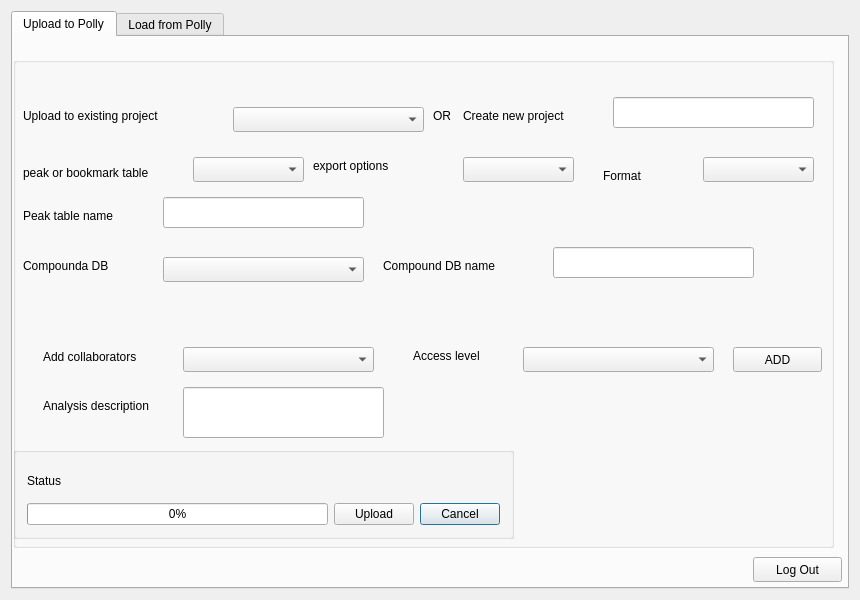
The window that src/gui/mzroll/forms/pollyelmaveninterface.ui (ElucidataInc/ElMaven) describes before a commit, drawn with Qt 5.
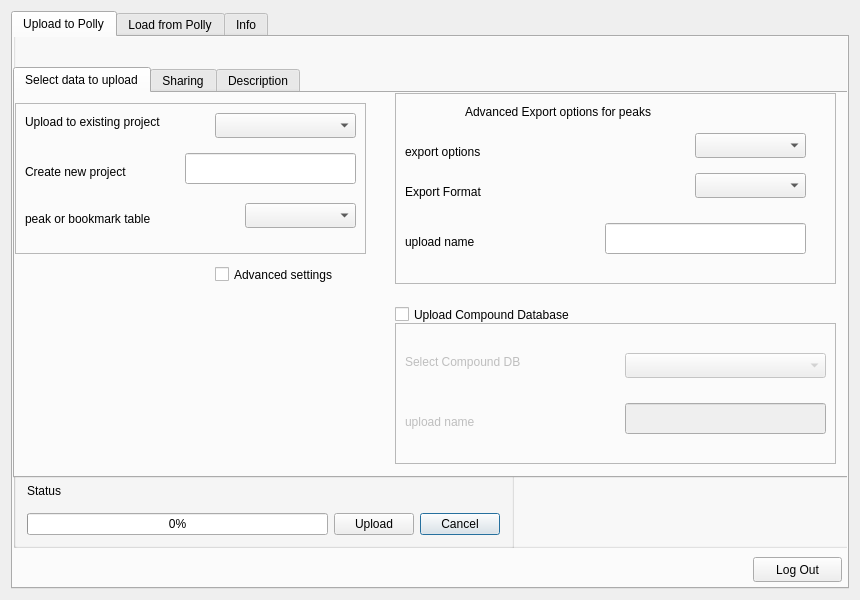
The same window after the commit. The open tabs and pages were chosen to show the change.

What changed in the file:
```diff
--- a/src/gui/mzroll/forms/pollyelmaveninterface.ui
+++ b/src/gui/mzroll/forms/pollyelmaveninterface.ui
@@ -33,124 +33,22 @@
        <property name="geometry">
         <rect>
          <x>0</x>
-         <y>20</y>
-         <width>821</width>
-         <height>491</height>
+         <y>-20</y>
+         <width>841</width>
+         <height>531</height>
         </rect>
        </property>
        <property name="title">
         <string/>
        </property>
-       <widget class="QLabel" name="label">
-        <property name="geometry">
-         <rect>
-          <x>10</x>
-          <y>50</y>
-          <width>181</width>
-          <height>17</height>
-         </rect>
-        </property>
-        <property name="text">
-         <string>Upload to existing project</string>
-        </property>
-       </widget>
-       <widget class="QComboBox" name="comboBox_existing_projects">
-        <property name="geometry">
-         <rect>
-          <x>220</x>
-          <y>50</y>
-          <width>191</width>
-          <height>25</height>
-         </rect>
-        </property>
-       </widget>
-       <widget class="QLabel" name="label_3">
-        <property name="geometry">
-         <rect>
-          <x>420</x>
-          <y>50</y>
-          <width>67</width>
-          <height>17</height>
-         </rect>
-        </property>
-        <property name="text">
-         <string>OR</string>
-        </property>
-       </widget>
-       <widget class="QLabel" name="label_4">
-        <property name="geometry">
-         <rect>
-          <x>450</x>
-          <y>50</y>
-          <width>161</width>
-          <height>17</height>
-         </rect>
-        </property>
-        <property name="text">
-         <string>Create new project</string>
-        </property>
-       </widget>
-       <widget class="QLineEdit" name="lineEdit_new_project_name">
-        <property name="geometry">
-         <rect>
-          <x>600</x>
-          <y>40</y>
-          <width>201</width>
-          <height>31</height>
-         </rect>
-        </property>
-       </widget>
-       <widget class="QLabel" name="label_7">
-        <property name="geometry">
-         <rect>
-          <x>30</x>
-          <y>290</y>
-          <width>131</width>
-          <height>20</height>
-         </rect>
-        </property>
-        <property name="text">
-         <string>Add collaborators</string>
-        </property>
-       </widget>
-       <widget class="QComboBox" name="comboBox_collaborators">
-        <property name="geometry">
-         <rect>
-          <x>170</x>
-          <y>290</y>
-          <width>191</width>
-          <height>25</height>
-         </rect>
-        </property>
-       </widget>
-       <widget class="QLabel" name="label_8">
-        <property name="geometry">
-         <rect>
-          <x>30</x>
-          <y>340</y>
-          <width>151</width>
-          <height>17</height>
-         </rect>
-        </property>
-        <property name="text">
-         <string>Analysis description</string>
-        </property>
-       </widget>
-       <widget class="QLineEdit" name="textEdit_analysis_description">
-        <property name="geometry">
-         <rect>
-          <x>170</x>
-          <y>330</y>
-          <width>201</width>
-          <height>51</height>
-         </rect>
-        </property>
-       </widget>
        <widget class="QGroupBox" name="groupBox_7">
+        <property name="enabled">
+         <bool>true</bool>
+        </property>
         <property name="geometry">
          <rect>
           <x>0</x>
-          <y>390</y>
+          <y>440</y>
           <width>501</width>
           <height>92</height>
          </rect>
@@ -186,7 +84,90 @@
          </item>
         </layout>
        </widget>
-       <widget class="QLabel" name="label_9">
+       <widget class="QTabWidget" name="tabWidget_2">
+        <property name="geometry">
+         <rect>
+          <x>0</x>
+          <y>50</y>
+          <width>841</width>
+          <height>411</height>
+         </rect>
+        </property>
+        <property name="currentIndex">
+         <number>0</number>
+        </property>
+        <property name="tabBarAutoHide">
+         <bool>false</bool>
+        </property>
+        <widget class="QWidget" name="tab_5">
+         <attribute name="title">
+          <string>Select data to upload</string>
+         </attribute>
+         <widget class="QFrame" name="basic_upload_frame">
+          <property name="geometry">
+           <rect>
+            <x>0</x>
+            <y>10</y>
+            <width>351</width>
+            <height>151</height>
+           </rect>
+          </property>
+          <property name="frameShape">
+           <enum>QFrame::StyledPanel</enum>
+          </property>
+          <property name="frameShadow">
+           <enum>QFrame::Raised</enum>
+          </property>
+          <widget class="QLabel" name="label">
+           <property name="geometry">
+            <rect>
+             <x>10</x>
+             <y>10</y>
+             <width>181</width>
+             <height>17</height>
+            </rect>
+           </property>
+           <property name="text">
+            <string>Upload to existing project</string>
+           </property>
+          </widget>
+          <widget class="QComboBox" name="comboBox_existing_projects">
+           <property name="geometry">
+            <rect>
+             <x>200</x>
+             <y>10</y>
+             <width>141</width>
+             <height>25</height>
+            </rect>
+           </property>
+          </widget>
+          <widget class="QLabel" name="label_create_new_project">
+           <property name="geometry">
+            <rect>
+             <x>10</x>
+             <y>60</y>
+             <width>161</width>
+             <height>17</height>
+            </rect>
+           </property>
+           <property name="text">
+            <string>Create new project</string>
+           </property>
+          </widget>
+          <widget class="QLineEdit" name="lineEdit_new_project_name">
+           <property name="geometry">
+            <rect>
+             <x>170</x>
+             <y>50</y>
+             <width>171</width>
+             <height>31</height>
+            </rect>
+           </property>
+          </widget>
+          <widget class="QLabel" name="label_peaks_table">
+           <property name="enabled">
+            <bool>true</bool>
+           </property>
         <property name="geometry">
          <rect>
           <x>10</x>
@@ -200,20 +181,42 @@
         </property>
        </widget>
        <widget class="QComboBox" name="comboBox_table_name">
+           <property name="enabled">
+            <bool>true</bool>
+           </property>
         <property name="geometry">
          <rect>
-          <x>180</x>
+             <x>230</x>
           <y>100</y>
           <width>111</width>
           <height>25</height>
          </rect>
         </property>
        </widget>
+         </widget>
+         <widget class="QFrame" name="upload_peaks_frame">
+          <property name="geometry">
+           <rect>
+            <x>380</x>
+            <y>0</y>
+            <width>441</width>
+            <height>191</height>
+           </rect>
+          </property>
+          <property name="autoFillBackground">
+           <bool>false</bool>
+          </property>
+          <property name="frameShape">
+           <enum>QFrame::StyledPanel</enum>
+          </property>
+          <property name="frameShadow">
+           <enum>QFrame::Plain</enum>
+          </property>
        <widget class="QLabel" name="label_10">
         <property name="geometry">
          <rect>
-          <x>300</x>
-          <y>100</y>
+             <x>10</x>
+             <y>50</y>
           <width>111</width>
           <height>17</height>
          </rect>
@@ -225,8 +228,8 @@
        <widget class="QComboBox" name="comboBox_export_table">
         <property name="geometry">
          <rect>
-          <x>450</x>
-          <y>100</y>
+             <x>300</x>
+             <y>40</y>
           <width>111</width>
           <height>25</height>
          </rect>
@@ -235,130 +238,292 @@
        <widget class="QLabel" name="label_11">
         <property name="geometry">
          <rect>
-          <x>590</x>
-          <y>110</y>
-          <width>67</width>
+             <x>10</x>
+             <y>90</y>
+             <width>101</width>
           <height>17</height>
          </rect>
         </property>
         <property name="text">
-         <string>Format</string>
+            <string>Export Format</string>
         </property>
        </widget>
        <widget class="QComboBox" name="comboBox_export_format">
         <property name="geometry">
          <rect>
-          <x>690</x>
-          <y>100</y>
+             <x>300</x>
+             <y>80</y>
           <width>111</width>
           <height>25</height>
          </rect>
         </property>
        </widget>
-       <widget class="QLabel" name="label_12">
-        <property name="geometry">
-         <rect>
-          <x>400</x>
-          <y>290</y>
-          <width>91</width>
-          <height>17</height>
-         </rect>
-        </property>
-        <property name="text">
-         <string>Access level</string>
-        </property>
-       </widget>
-       <widget class="QComboBox" name="comboBox_collaborators_access_level">
-        <property name="geometry">
-         <rect>
-          <x>510</x>
-          <y>290</y>
-          <width>191</width>
-          <height>25</height>
-         </rect>
-        </property>
-       </widget>
        <widget class="QLabel" name="label_13">
         <property name="geometry">
          <rect>
           <x>10</x>
-          <y>150</y>
+             <y>140</y>
           <width>121</width>
           <height>17</height>
          </rect>
         </property>
         <property name="text">
-         <string>Peak table name</string>
+            <string>upload name</string>
         </property>
        </widget>
        <widget class="QLineEdit" name="lineEdit_filename">
         <property name="geometry">
          <rect>
-          <x>150</x>
-          <y>140</y>
+             <x>210</x>
+             <y>130</y>
           <width>201</width>
           <height>31</height>
          </rect>
         </property>
        </widget>
+          <widget class="QLabel" name="label_3">
+           <property name="geometry">
+            <rect>
+             <x>70</x>
+             <y>10</y>
+             <width>241</width>
+             <height>17</height>
+            </rect>
+           </property>
+           <property name="text">
+            <string>Advanced Export options for peaks</string>
+           </property>
+          </widget>
+         </widget>
+         <widget class="QFrame" name="upload_compound_DB_frame">
+          <property name="enabled">
+           <bool>false</bool>
+          </property>
+          <property name="geometry">
+           <rect>
+            <x>380</x>
+            <y>230</y>
+            <width>441</width>
+            <height>141</height>
+           </rect>
+          </property>
+          <property name="frameShape">
+           <enum>QFrame::StyledPanel</enum>
+          </property>
+          <property name="frameShadow">
+           <enum>QFrame::Raised</enum>
+          </property>
        <widget class="QLabel" name="label_23">
         <property name="geometry">
          <rect>
           <x>10</x>
-          <y>200</y>
-          <width>111</width>
+             <y>30</y>
+             <width>151</width>
           <height>17</height>
          </rect>
         </property>
         <property name="text">
-         <string>Compounda DB</string>
+            <string>Select Compound DB</string>
         </property>
        </widget>
        <widget class="QComboBox" name="comboBox_compound_db">
         <property name="geometry">
          <rect>
-          <x>150</x>
-          <y>200</y>
+             <x>230</x>
+             <y>30</y>
           <width>201</width>
           <height>25</height>
          </rect>
         </property>
        </widget>
-       <widget class="QPushButton" name="add_collab_button">
-        <property name="geometry">
-         <rect>
-          <x>720</x>
-          <y>290</y>
-          <width>89</width>
-          <height>25</height>
-         </rect>
-        </property>
-        <property name="text">
-         <string>ADD</string>
-        </property>
-       </widget>
        <widget class="QLabel" name="label_14">
         <property name="geometry">
          <rect>
-          <x>370</x>
-          <y>200</y>
+             <x>10</x>
+             <y>90</y>
           <width>151</width>
           <height>17</height>
          </rect>
         </property>
         <property name="text">
-         <string>Compound DB name</string>
+            <string>upload name</string>
         </property>
        </widget>
        <widget class="QLineEdit" name="lineEdit_compound_DB_name">
         <property name="geometry">
          <rect>
-          <x>540</x>
-          <y>190</y>
+             <x>230</x>
+             <y>80</y>
           <width>201</width>
           <height>31</height>
          </rect>
         </property>
+          </widget>
+         </widget>
+         <widget class="QCheckBox" name="checkBox_advanced_settings">
+          <property name="enabled">
+           <bool>true</bool>
+          </property>
+          <property name="geometry">
+           <rect>
+            <x>200</x>
+            <y>170</y>
+            <width>151</width>
+            <height>23</height>
+           </rect>
+          </property>
+          <property name="text">
+           <string>Advanced settings</string>
+          </property>
+         </widget>
+         <widget class="QLabel" name="label_upload_status">
+          <property name="geometry">
+           <rect>
+            <x>0</x>
+            <y>340</y>
+            <width>301</width>
+            <height>17</height>
+           </rect>
+          </property>
+          <property name="text">
+           <string/>
+          </property>
+         </widget>
+         <widget class="QCheckBox" name="checkBox_upload_compond_DB">
+          <property name="geometry">
+           <rect>
+            <x>380</x>
+            <y>210</y>
+            <width>231</width>
+            <height>23</height>
+           </rect>
+          </property>
+          <property name="text">
+           <string>Upload Compound Database</string>
+          </property>
+         </widget>
+        </widget>
+        <widget class="QWidget" name="tab_6">
+         <attribute name="title">
+          <string>Sharing</string>
+         </attribute>
+         <widget class="QFrame" name="frame_4">
+          <property name="geometry">
+           <rect>
+            <x>0</x>
+            <y>0</y>
+            <width>461</width>
+            <height>221</height>
+           </rect>
+          </property>
+          <property name="frameShape">
+           <enum>QFrame::StyledPanel</enum>
+          </property>
+          <property name="frameShadow">
+           <enum>QFrame::Raised</enum>
+          </property>
+          <widget class="QComboBox" name="comboBox_collaborators_access_level">
+           <property name="geometry">
+            <rect>
+             <x>200</x>
+             <y>90</y>
+             <width>191</width>
+             <height>25</height>
+            </rect>
+           </property>
+          </widget>
+          <widget class="QLabel" name="label_7">
+           <property name="geometry">
+            <rect>
+             <x>50</x>
+             <y>50</y>
+             <width>131</width>
+             <height>20</height>
+            </rect>
+           </property>
+           <property name="text">
+            <string>Select collaborator</string>
+           </property>
+          </widget>
+          <widget class="QComboBox" name="comboBox_collaborators">
+           <property name="geometry">
+            <rect>
+             <x>200</x>
+             <y>50</y>
+             <width>191</width>
+             <height>25</height>
+            </rect>
+           </property>
+          </widget>
+          <widget class="QLabel" name="label_12">
+           <property name="geometry">
+            <rect>
+             <x>50</x>
+             <y>100</y>
+             <width>91</width>
+             <height>17</height>
+            </rect>
+           </property>
+           <property name="text">
+            <string>Access level</string>
+           </property>
+          </widget>
+          <widget class="QPushButton" name="add_collab_button">
+           <property name="geometry">
+            <rect>
+             <x>360</x>
+             <y>180</y>
+             <width>89</width>
+             <height>25</height>
+            </rect>
+           </property>
+           <property name="text">
+            <string>ADD</string>
+           </property>
+          </widget>
+         </widget>
+         <widget class="QLabel" name="label_sharing_status">
+          <property name="geometry">
+           <rect>
+            <x>10</x>
+            <y>260</y>
+            <width>351</width>
+            <height>20</height>
+           </rect>
+          </property>
+          <property name="text">
+           <string/>
+          </property>
+         </widget>
+        </widget>
+        <widget class="QWidget" name="tab_7">
+         <attribute name="title">
+          <string>Description</string>
+         </attribute>
+         <widget class="QLabel" name="label_8">
+          <property name="geometry">
+           <rect>
+            <x>50</x>
+            <y>40</y>
+            <width>151</width>
+            <height>17</height>
+           </rect>
+          </property>
+          <property name="text">
+           <string>Analysis description</string>
+          </property>
+         </widget>
+         <widget class="QLineEdit" name="textEdit_analysis_description">
+          <property name="geometry">
+           <rect>
+            <x>240</x>
+            <y>20</y>
+            <width>201</width>
+            <height>51</height>
+           </rect>
+          </property>
+         </widget>
+        </widget>
        </widget>
       </widget>
       <widget class="QPushButton" name="logout_upload">
@@ -644,6 +809,29 @@
        </property>
       </widget>
      </widget>
+     <widget class="QWidget" name="info_tab">
+      <attribute name="title">
+       <string>Info</string>
+      </attribute>
+      <widget class="QTextBrowser" name="textBrowser">
+       <property name="geometry">
+        <rect>
+         <x>0</x>
+         <y>0</y>
+         <width>841</width>
+         <height>551</height>
+        </rect>
+       </property>
+       <property name="html">
+        <string>&lt;!DOCTYPE HTML PUBLIC &quot;-//W3C//DTD HTML 4.0//EN&quot; &quot;http://www.w3.org/TR/REC-html40/strict.dtd&quot;&gt;
+&lt;html&gt;&lt;head&gt;&lt;meta name=&quot;qrichtext&quot; content=&quot;1&quot; /&gt;&lt;style type=&quot;text/css&quot;&gt;
+p, li { white-space: pre-wrap; }
+&lt;/style&gt;&lt;/head&gt;&lt;body style=&quot; font-family:'Ubuntu'; font-size:11pt; font-weight:400; font-style:normal;&quot;&gt;
+&lt;p style=&quot; margin-top:0px; margin-bottom:0px; margin-left:0px; margin-right:0px; -qt-block-indent:0; text-indent:0px;&quot;&gt;&lt;a href=&quot;https://polly.elucidata.io&quot;&gt;&lt;span style=&quot; text-decoration: underline; color:#0000ff;&quot;&gt;Polly&lt;/span&gt;&lt;/a&gt;&lt;span style=&quot; font-family:'Merriweather'; font-size:14px; color:#666666; background-color:#ffffff;&quot;&gt; supports pre-clinical research efforts in pharma and biotech labs with plans to develop into a discovery platform that be customized for a variety of lab-specific applications. It is an application suite that has been developed for the analysis, quantitation, and presentation of mass spectrometry data with an advanced distributed data management infrastructure on the Amazon Cloud. The tools hosted on Polly are designed to automate post-processing of all targeted, labeled, and untargeted workflows so as to assist scientists with their metabolomic research. &lt;/span&gt;&lt;/p&gt;
+&lt;p style=&quot;-qt-paragraph-type:empty; margin-top:0px; margin-bottom:0px; margin-left:0px; margin-right:0px; -qt-block-indent:0; text-indent:0px; font-family:'Merriweather'; font-size:14px; color:#666666;&quot;&gt;&lt;br /&gt;&lt;/p&gt;&lt;/body&gt;&lt;/html&gt;</string>
+       </property>
+      </widget>
+     </widget>
     </widget>
    </item>
   </layout>
```
Left out of the diff: 301 changed lines with no effect on the pictures. Lines whose indentation alone changed are shown as unchanged.
